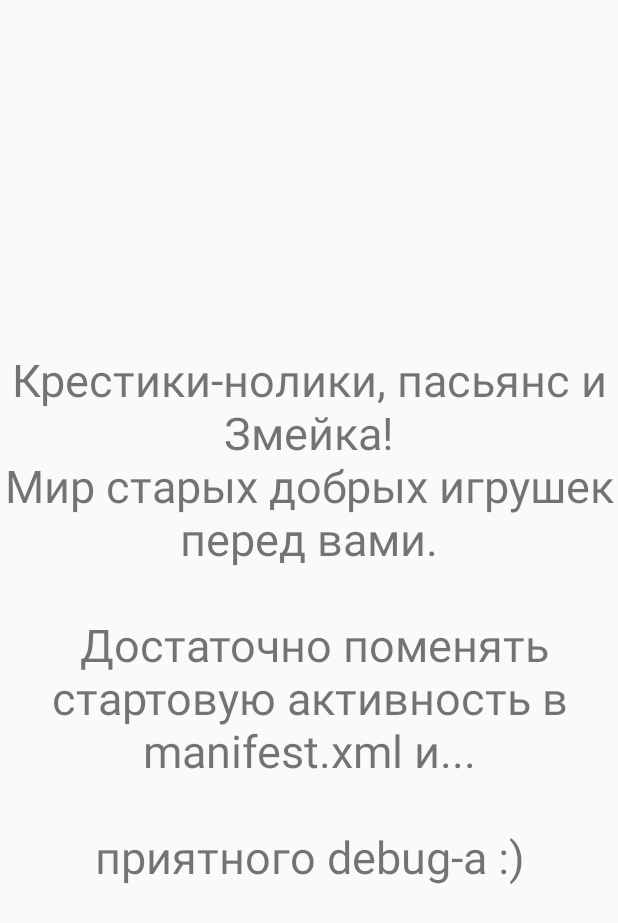
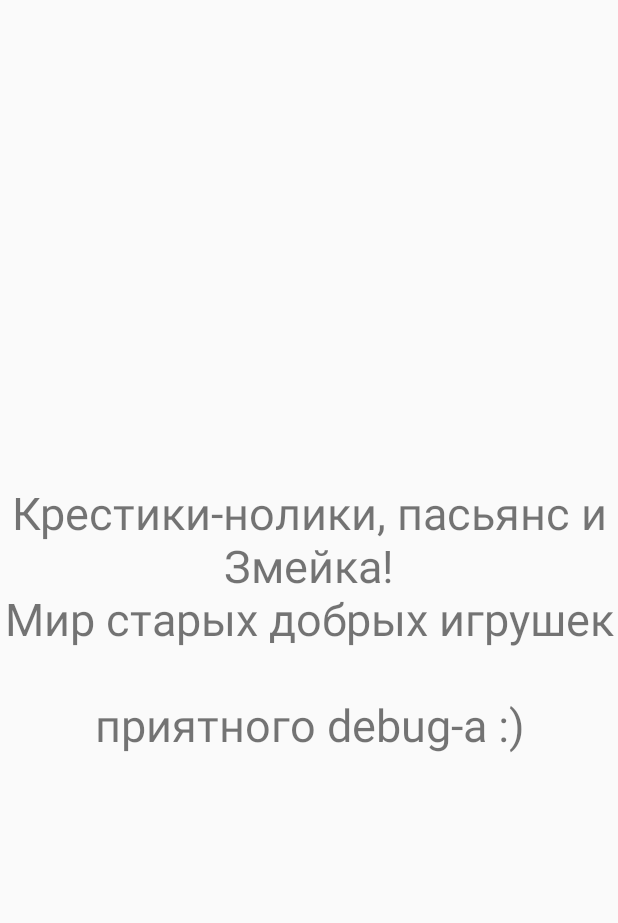
Before and after one commit to vv73/brokengames, an Android app: the screen it shows after launch (MainActivity), on a phone screen of 412 x 824 dp. Shown: the top 923 px of the screen. Run offline under Robolectric (Android 15) with nearby library versions, the phone set to English and light mode, and no system bars.

Commit message:
Update activity_main.xml

```diff
--- a/app/src/main/res/layout/activity_main.xml
+++ b/app/src/main/res/layout/activity_main.xml
@@ -9,7 +9,7 @@
     <TextView
         android:layout_width="wrap_content"
         android:layout_height="wrap_content"
-        android:text="Крестики-нолики, пасьянс и Змейка!\nМир старых добрых игрушек перед вами.\n\n Достаточно поменять стартовую активность в manifest.xml и...\n\nприятного debug-a :)"
+        android:text="Крестики-нолики, пасьянс и Змейка!\nМир старых добрых игрушек\n\nприятного debug-a :)"
         app:layout_constraintBottom_toBottomOf="parent"
         app:layout_constraintLeft_toLeftOf="parent"
         app:layout_constraintRight_toRightOf="parent"
```
